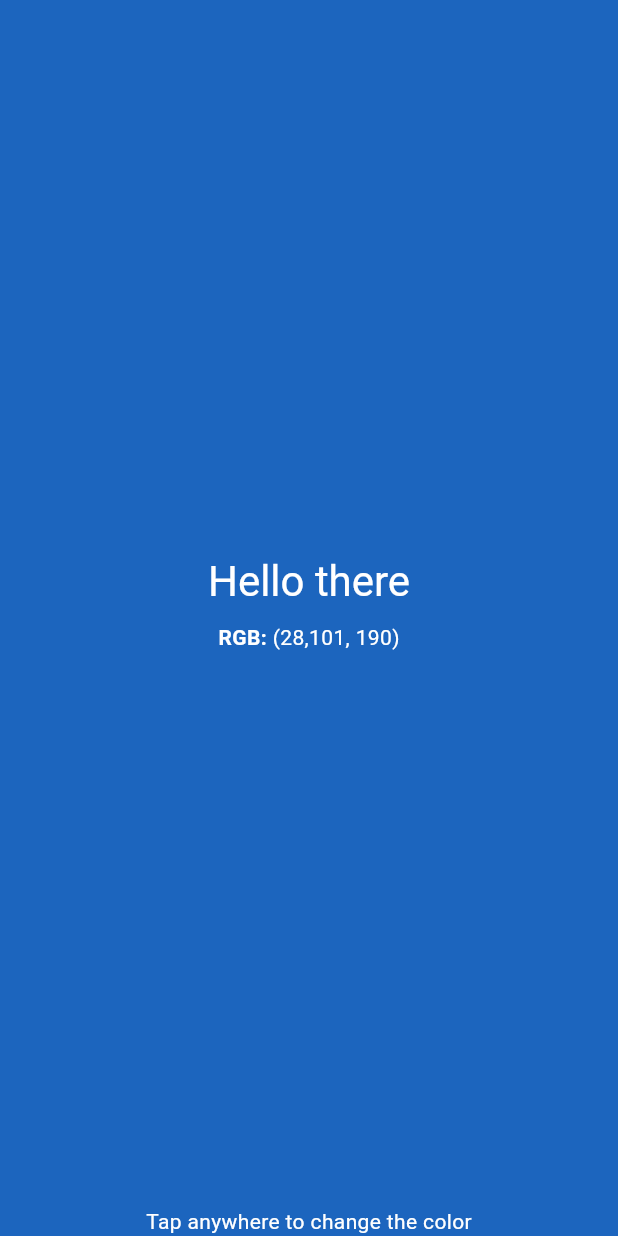
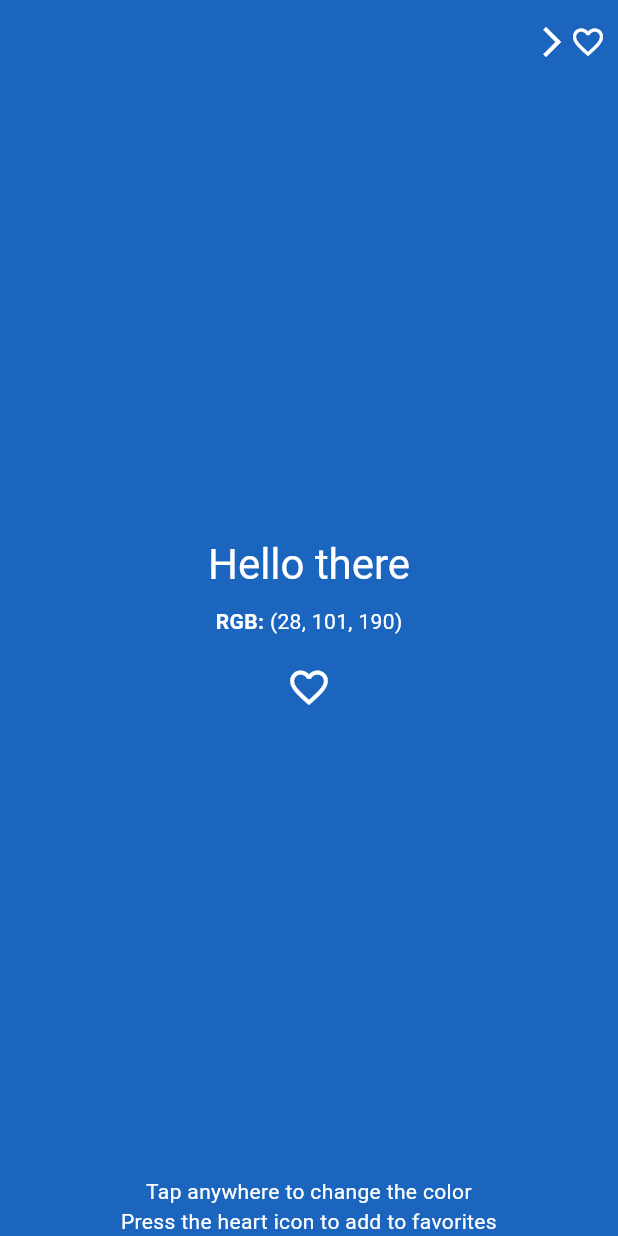
Before and after one commit to amMooncake/flutter-color-interview-task, a Flutter app: the screen it shows after launch, on a phone screen of 412 x 824 dp. Run offline on Flutter 3.47's test engine with Material 3 defaults, Android fonts, the phone set to English and light mode, and no system bars.

Commit message:
feat(favorites): integrate favorites repository into HomeScreen

```diff
--- a/lib/app.dart
+++ b/lib/app.dart
@@ -16,7 +16,10 @@ class App extends StatelessWidget {
         fontFamily: '.SF Pro Text',
       ),
       title: 'Flutter Color Interview Task',
-      home: HomeScreen(colorRepo: AppColorRepo()),
+      home: HomeScreen(
+        colorRepo: AppColorRepo(),
+        favoritesRepo: AppFavoritesRepo(),
+      ),
     );
   }
 }
--- a/lib/components/my_rgb_label.dart
+++ b/lib/components/my_rgb_label.dart
@@ -35,7 +35,7 @@ class MyRGBLabel extends StatelessWidget {
         children: <TextSpan>[
           TextSpan(
             text:
-                '(${(currentColor.r * 255).round()},'
+                '(${(currentColor.r * 255).round()}, '
                 '${(currentColor.g * 255).round()}, '
                 '${(currentColor.b * 255).round()})',
             style: baseBodyStyle.copyWith(
--- a/lib/screens/home_screen.dart
+++ b/lib/screens/home_screen.dart
@@ -7,10 +7,13 @@ class HomeScreen extends StatefulWidget {
   /// Creates the home screen widget.
   const HomeScreen({
     required ColorRepo colorRepo,
+    required FavoritesRepo favoritesRepo,
     super.key,
-  }) : _repository = colorRepo;
+  }) : _repository = colorRepo,
+       _favoritesRepo = favoritesRepo;
 
   final ColorRepo _repository;
+  final FavoritesRepo _favoritesRepo;
 
   @override
   State<HomeScreen> createState() => _HomeScreenState();
@@ -19,10 +22,15 @@ class HomeScreen extends StatefulWidget {
 class _HomeScreenState extends State<HomeScreen> {
   static const int _fullOpacity = 255;
   Color currentColor = Colors.white;
+  RgbColor rgbColor = RgbColor(
+    red: _fullOpacity,
+    green: _fullOpacity,
+    blue: _fullOpacity,
+  );
   bool isDarkOverlay = true;
 
   void _getRandomColor() {
-    final RgbColor rgbColor = widget._repository.getRandomColor();
+    rgbColor = widget._repository.getRandomColor();
     currentColor = Color.fromARGB(
       _fullOpacity,
       rgbColor.red,
@@ -42,9 +50,18 @@ class _HomeScreenState extends State<HomeScreen> {
     setState(_getRandomColor);
   }
 
+  void _handleToggleFavorite() {
+    setState(() {
+      widget._favoritesRepo.toggleFavorite(rgbColor);
+    });
+    print(widget._favoritesRepo.getFavorites());
+  }
+
   @override
   Widget build(BuildContext context) {
     final TextTheme textTheme = Theme.of(context).textTheme;
+
+    const double iconSize = 30;
 
     final TextStyle baseBodyStyle =
         textTheme.bodyMedium ??
@@ -62,6 +79,28 @@ class _HomeScreenState extends State<HomeScreen> {
 
     return Scaffold(
       backgroundColor: currentColor,
+      appBar: AppBar(
+        // title: Text(
+        //   'Go to favourites ->',
+        //   style: textTheme.headlineSmall?.copyWith(
+        //     color: isDarkOverlay ? Colors.black : Colors.white,
+        //   ),
+        // ),
+        actions: [
+          IconButton(
+            onPressed: () {},
+            icon: const Row(
+              children: [
+                Icon(Icons.arrow_forward_ios),
+                Icon(Icons.favorite_outline),
+              ],
+            ),
+            color: isDarkOverlay ? Colors.black : Colors.white,
+          ),
+        ],
+        backgroundColor: currentColor,
+        elevation: 0,
+      ),
       body: GestureDetector(
         behavior: HitTestBehavior.opaque,
         onTap: _handleColorChange,
@@ -85,15 +124,26 @@ class _HomeScreenState extends State<HomeScreen> {
                         isDarkOverlay: isDarkOverlay,
                         currentColor: currentColor,
                       ),
+                      const SizedBox(height: spacing),
+                      IconButton(
+                        onPressed: _handleToggleFavorite,
+                        icon: Icon(
+                          // ignore: lines_longer_than_80_chars
+                          widget._favoritesRepo.isFavorite(rgbColor) ? Icons.favorite : Icons.favorite_border,
+                          color: isDarkOverlay ? Colors.black : Colors.white,
+                          size: iconSize,
+                        ),
+                      ),
                     ],
                   ),
                 ),
               ),
               Text(
-                "Tap anywhere to change the color",
+                "Tap anywhere to change the color\nPress the heart icon to add to favorites",
                 style: baseBodyStyle.copyWith(
                   color: isDarkOverlay ? Colors.black54 : Colors.white,
                 ),
+                textAlign: TextAlign.center,
               ),
             ],
           ),
--- a/packages/color_repository/lib/src/app_favorites_repo.dart
+++ b/packages/color_repository/lib/src/app_favorites_repo.dart
@@ -17,7 +17,7 @@ class AppFavoritesRepo implements FavoritesRepo {
 
   @override
   void addFavorite(RgbColor color) {
-    if (!isFavorite(color)) {
+    if (isFavorite(color)) {
       return;
     }
 
```
